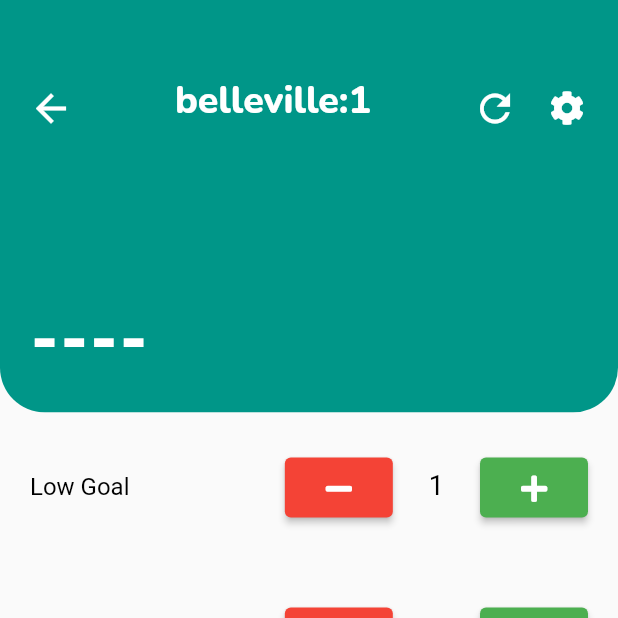
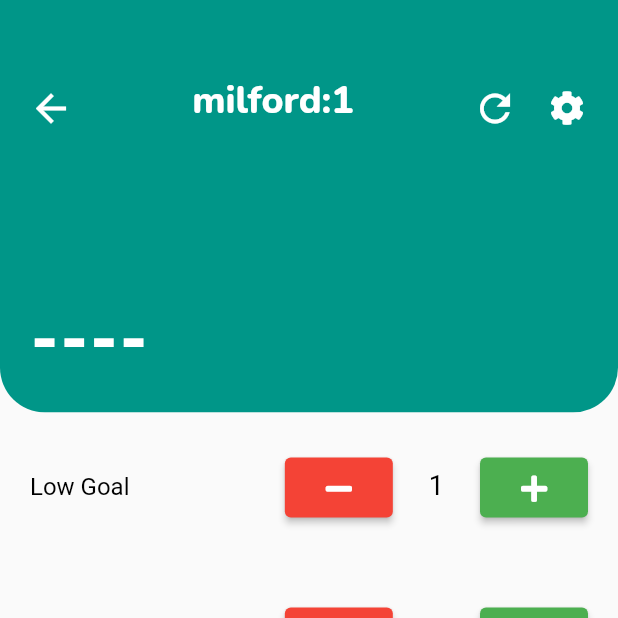
Before and after one commit to cjohnson/dreadscout, a Flutter app: the screen it shows after launch, after a tap on an icon or button, on a phone screen of 412 x 824 dp, the top half of it. Run offline on Flutter 3.47's test engine with Material 2 defaults, Android fonts, the phone set to English and light mode, and no system bars; our stand-ins replace font_awesome_flutter, google_fonts.

Commit message:
Add async file reading for scouting template

```diff
--- a/lib/main.dart
+++ b/lib/main.dart
@@ -3,7 +3,7 @@ import 'package:flutter/material.dart';
 import 'package:flutter/services.dart';
 import 'dart:convert';
 
-import 'ui/data/scoutingdata.dart';
+import 'ui/scouting/scoutingform.dart';
 import 'ui/scouting/scoutingpage.dart';
 
 void main() {
@@ -15,23 +15,32 @@ class MyApp extends StatelessWidget {
 
   static const String _title = 'DreadScout';
 
+  Future<Map<String, dynamic>> loadJson() async {
+    var rawJson = await rootBundle.loadString('asset/data/form_template.json');
+    var decode = jsonDecode(rawJson);
+    return decode;
+  }
+
+  Future<List<ScoutingFormUI>?> getTemplate() async {
+    var scoutingForm = ScoutingForm.fromJson(await loadJson());
+
+    List<ScoutingFormUI>? forms = <ScoutingFormUI>[
+      for (int i = 1; i <= 8; i++)
+        ScoutingFormUI(
+          data: scoutingForm,
+        ),
+    ];
+
+    return forms;
+  }
+
   @override
   Widget build(BuildContext context) {
     SystemChrome.setSystemUIOverlayStyle(const SystemUiOverlayStyle(
       statusBarColor: Colors.transparent,
     ));
 
-    // String rawJson =
-    //     "{\"template_id\":\"scouting_form_2022\",\"element\":[{\"id\":\"autonomous_header\",\"title\":\"Autonomous Period\",\"section_header\":{}},{\"id\":\"autonomous_taxi\",\"title\":\"Taxi\",\"switch_form_element\":{\"initial_value\":false}},{\"id\":\"autonomous_low_goal\",\"title\":\"Low Goal\",\"counter_form_element\":{\"initial_value\":0,\"lower_bound\":0}},{\"id\":\"autonomous_high_goal\",\"title\":\"High Goal\",\"counter_form_element\":{\"initial_value\":0,\"lower_bound\":0}},{\"id\":\"teleoperated_header\",\"title\":\"Teleoperated Period\",\"section_header\":{}},{\"id\":\"postgame_header\",\"title\":\"Post-Game Period\",\"section_header\":{}},{\"id\":\"postgame_effective_defense\",\"title\":\"Effective Defense?\",\"switch_form_element\":{\"initial_value\":false}},{\"id\":\"postgame_climb_level\",\"title\":\"Climb Level\",\"toggle_button_form_element\":{\"initial_index\":\"0\",\"toggles\":[\"NONE\",\"LOW\",\"MED\",\"HIGH\",\"TRAV\"]}},{\"id\":\"postgame_comments_box\",\"title\":\"Comments\",\"text_field_element\":{\"initialValue\":\"\"}}]}";
-    // Map<String, dynamic> json = jsonDecode(rawJson);
-    // print(rawJson);
-
-    // var formTemplate = ScoutingForm.fromJson(json);
-    // for (int i = 0; i < formTemplate.elements!.length; i++) {
-    //   var formId = formTemplate.templateId;
-    //   var elementId = formTemplate.elements![i].id;
-    //   print('$formId:$elementId');
-    // }
+    var forms = getTemplate();
 
     return MaterialApp(
       title: _title,
@@ -41,8 +50,19 @@ class MyApp extends StatelessWidget {
         ),
       ),
       debugShowCheckedModeBanner: false,
-      home: const Scaffold(
-        body: FormPage("belleville"),
+      home: Scaffold(
+        body: FutureBuilder<List<ScoutingFormUI>?>(
+          future: getTemplate(),
+          builder: (BuildContext context, AsyncSnapshot<List<ScoutingFormUI>?> snapshot) {
+            TrackPage trackPage;
+            if(snapshot.hasData) {
+              trackPage = TrackPage(trackTitle: "trackTitle", forms: snapshot.data!);
+            } else {
+              trackPage = TrackPage(trackTitle: "ERROR", forms: const [],);
+            }
+            return trackPage;
+          },
+        ),
       ),
     );
   }
--- a/lib/ui/scouting/scoutingform.dart
+++ b/lib/ui/scouting/scoutingform.dart
@@ -16,7 +16,6 @@ class ScoutingFormUI extends StatelessWidget {
 
   @override
   Widget build(BuildContext context) {
-    print(jsonEncode(data.toJson()));
     return CustomScrollView(
       slivers: <Widget>[
         SliverList(
--- a/lib/ui/scouting/scoutingpage.dart
+++ b/lib/ui/scouting/scoutingpage.dart
@@ -5,39 +5,16 @@ import 'package:flutter/material.dart';
 
 import '../form/data/scoutingtemplate.dart';
 
-class FormPage extends StatefulWidget {
+class TrackPage extends StatelessWidget {
   final String trackTitle;
+  final List<ScoutingFormUI> forms;
 
-  const FormPage(this.trackTitle, {Key? key}) : super(key: key);
-
-  @override
-  State<FormPage> createState() => _FormPageState(trackTitle);
-}
-
-class _FormPageState extends State<FormPage> {
-  final String trackTitle;
-
-  final int size = 8;
-
-  List<ScoutingFormUI> forms = <ScoutingFormUI>[];
-
-  _FormPageState(this.trackTitle);
+  TrackPage({required this.trackTitle, required this.forms, Key? key}) : super(key: key);
 
   @override
   Widget build(BuildContext context) {
     final PageController controller =
-        PageController(initialPage: 0, keepPage: true);
-
-    var json =
-        "{\"form_id\":\"belleville:1\",\"team_number\":-1,\"element\":[{\"counter_form_element\":{\"id\":\"autonomous_low_goal\",\"title\":\"Low Goal\",\"value\":0,\"lower_bound\":0}},{\"counter_form_element\":{\"id\":\"autonomous_high_goal\",\"title\":\"High Goal\",\"value\":0,\"lower_bound\":0}},{\"switch_form_element\":{\"id\":\"autonomous_taxi\",\"title\":\"Taxi\",\"initial_value\":false}},{\"counter_form_element\":{\"id\":\"teleoperated_low_goal\",\"title\":\"Low Goal\",\"value\":0,\"lower_bound\":0}},{\"counter_form_element\":{\"id\":\"teleoperated_high_goal\",\"title\":\"High Goal\",\"value\":0,\"lower_bound\":0}},{\"toggle_button_form_element\":{\"id\":\"endgame_climb\",\"title\":\"Climb Level\",\"toggles\":[\"NONE\",\"LOW\",\"MED\",\"HIGH\",\"TRAV\"],\"initial_index\":0}}]}";
-    var decode = jsonDecode(json);
-    var scoutingForm = ScoutingForm.fromJson(decode);
-
-    for (int i = 1; i <= 8; i++) {
-      forms.add(ScoutingFormUI(
-        data: scoutingForm,
-      ));
-    }
+    PageController(initialPage: 0, keepPage: true);
 
     return PageView(
       scrollDirection: Axis.horizontal,
@@ -46,13 +23,3 @@ class _FormPageState extends State<FormPage> {
     );
   }
 }
-
-class ScoutingTrackController {
-  int size;
-
-  ScoutingTrackController(this.size);
-
-  int getSize() {
-    return size;
-  }
-}
--- a/pubspec.yaml
+++ b/pubspec.yaml
@@ -63,6 +63,7 @@ flutter:
   # To add assets to your application, add an assets section, like this:
   assets:
     - asset/image/dreadbots.jpg
+    - asset/data/form_template.json
 
   # An image asset can refer to one or more resolution-specific "variants", see
   # https://flutter.dev/assets-and-images/#resolution-aware.
```
Also changed, not shown: asset/data/form_template.json (added, +59 -0 lines).
